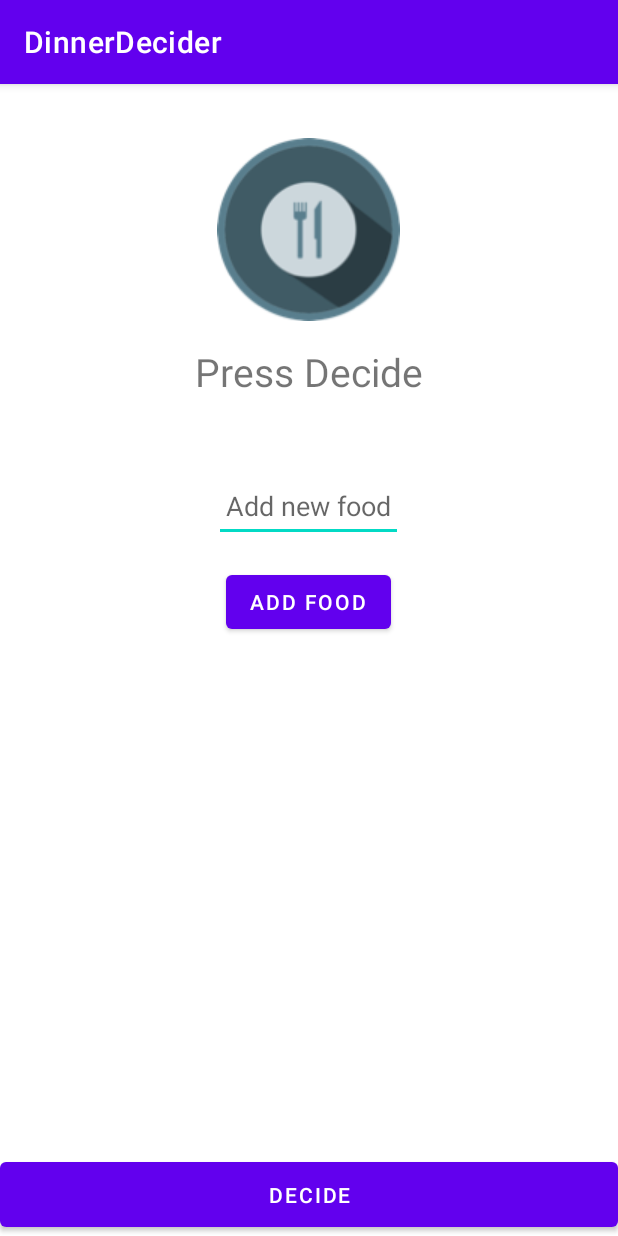
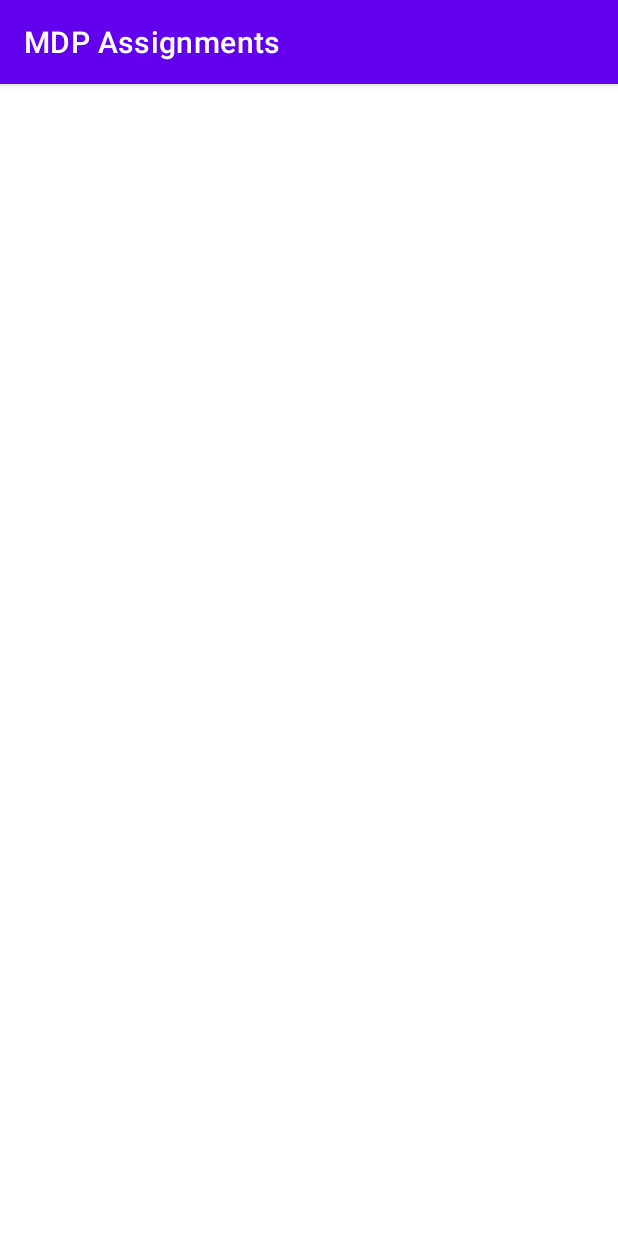
Before and after one commit to sujan-lama/MAD-Assignments, an Android app: the screen it shows after launch (MainActivity), on a phone screen of 412 x 824 dp. Run offline under Robolectric (Android 15) with nearby library versions, the phone set to English and light mode, and no system bars.

Commit message:
* changing master to base implementation

```diff
--- a/app/build.gradle
+++ b/app/build.gradle
@@ -9,7 +9,7 @@ android {
     compileSdk 32
 
     defaultConfig {
-        applicationId "com.miu.dinnerdecider"
+        applicationId "com.miu.mdp"
         minSdk 21
         targetSdk 32
         versionCode 1
--- a/app/src/main/AndroidManifest.xml
+++ b/app/src/main/AndroidManifest.xml
@@ -1,7 +1,7 @@
 <?xml version="1.0" encoding="utf-8"?>
 <manifest xmlns:android="http://schemas.android.com/apk/res/android"
     xmlns:tools="http://schemas.android.com/tools"
-    package="com.miu.dinnerdecider">
+    package="com.miu.mdp">
 
     <application
         android:allowBackup="true"
@@ -11,10 +11,10 @@
         android:label="@string/app_name"
         android:roundIcon="@mipmap/ic_launcher_round"
         android:supportsRtl="true"
-        android:theme="@style/Theme.DinnerDecider"
+        android:theme="@style/Theme.MDPAssignments"
         tools:targetApi="31">
         <activity
-            android:name=".MainActivity"
+            android:name="com.miu.mdp.MainActivity"
             android:windowSoftInputMode="adjustResize"
             android:exported="true">
             <intent-filter>
--- a/app/src/main/java/com/miu/dinnerdecider/MainActivity.kt
+++ /dev/null
@@ -1,26 +0,0 @@
-package com.miu.dinnerdecider
-
-import android.os.Bundle
-import androidx.appcompat.app.AppCompatActivity
-import kotlinx.android.synthetic.main.activity_main.*
-
-class MainActivity : AppCompatActivity() {
-
-    private val foodList = arrayListOf("Hamburger", "Pizza", "Mexican", "American", "Chinese")
-
-    override fun onCreate(savedInstanceState: Bundle?) {
-        super.onCreate(savedInstanceState)
-        setContentView(R.layout.activity_main)
-        addFoodBtn.setOnClickListener {
-            val newFood = addNewFoodEditText.text.toString()
-            foodList.add(newFood)
-            addNewFoodEditText.text.clear()
-            println(foodList)
-        }
-        decideBtn.setOnClickListener {
-            val random = java.util.Random()
-            val randomFood = random.nextInt(foodList.count())
-            dinnerText.text = foodList[randomFood]
-        }
-    }
-}
--- a/app/src/main/res/layout/activity_main.xml
+++ b/app/src/main/res/layout/activity_main.xml
@@ -3,52 +3,7 @@
     xmlns:tools="http://schemas.android.com/tools"
     android:layout_width="match_parent"
     android:layout_height="match_parent"
-    android:gravity="center_horizontal"
     android:orientation="vertical"
     tools:context=".MainActivity">
 
-    <ImageView
-        android:id="@+id/image"
-        android:layout_width="wrap_content"
-        android:layout_height="wrap_content"
-        android:layout_marginTop="36dp"
-        android:src="@drawable/dd_logo" />
-
-    <TextView
-        android:id="@+id/dinnerText"
-        android:layout_width="wrap_content"
-        android:layout_height="wrap_content"
-        android:layout_marginTop="16dp"
-        android:textSize="26sp"
-        android:text="Press Decide" />
-
-
-    <EditText
-        android:id="@+id/addNewFoodEditText"
-        android:layout_width="wrap_content"
-        android:layout_height="wrap_content"
-        android:layout_marginTop="48dp"
-        android:hint="Add new food"
-        android:minHeight="48dp"
-        android:padding="8dp" />
-
-    <Button
-        android:id="@+id/addFoodBtn"
-        android:layout_width="wrap_content"
-        android:layout_height="wrap_content"
-        android:layout_marginTop="16dp"
-        android:text="Add Food" />
-
-    <Space
-        android:layout_width="wrap_content"
-        android:layout_height="wrap_content"
-        android:layout_weight="1" />
-
-    <Button
-        android:id="@+id/decideBtn"
-        android:layout_width="match_parent"
-        android:layout_height="wrap_content"
-        android:layout_marginTop="16dp"
-        android:padding="12dp"
-        android:text="Decide" />
 </LinearLayout>
--- a/app/src/main/res/values-night/themes.xml
+++ b/app/src/main/res/values-night/themes.xml
@@ -1,6 +1,6 @@
 <resources xmlns:tools="http://schemas.android.com/tools">
     <!-- Base application theme. -->
-    <style name="Theme.DinnerDecider" parent="Theme.MaterialComponents.DayNight.DarkActionBar">
+    <style name="Theme.MDPAssignments" parent="Theme.MaterialComponents.DayNight.DarkActionBar">
         <!-- Primary brand color. -->
         <item name="colorPrimary">@color/purple_200</item>
         <item name="colorPrimaryVariant">@color/purple_700</item>
--- a/app/src/main/res/values/strings.xml
+++ b/app/src/main/res/values/strings.xml
@@ -1,3 +1,3 @@
 <resources>
-    <string name="app_name">DinnerDecider</string>
+    <string name="app_name">MDP Assignments</string>
 </resources>
--- a/app/src/main/res/values/themes.xml
+++ b/app/src/main/res/values/themes.xml
@@ -1,6 +1,6 @@
 <resources xmlns:tools="http://schemas.android.com/tools">
     <!-- Base application theme. -->
-    <style name="Theme.DinnerDecider" parent="Theme.MaterialComponents.DayNight.DarkActionBar">
+    <style name="Theme.MDPAssignments" parent="Theme.MaterialComponents.DayNight.DarkActionBar">
         <!-- Primary brand color. -->
         <item name="colorPrimary">@color/purple_500</item>
         <item name="colorPrimaryVariant">@color/purple_700</item>
--- a/settings.gradle
+++ b/settings.gradle
@@ -12,5 +12,5 @@ dependencyResolutionManagement {
         mavenCentral()
     }
 }
-rootProject.name = "DinnerDecider"
+rootProject.name = "MDP"
 include ':app'
```
Also changed, not shown: app/src/main/java/com/miu/mdp/MainActivity.kt (added, +12 -0 lines), app/src/main/res/drawable/dd_logo.png (deleted), 9 other files.
